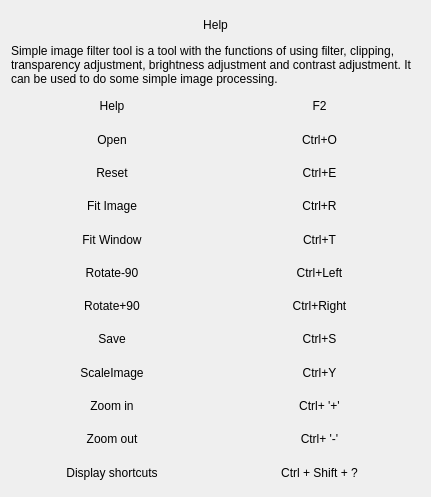
Old version of the form src/help/helpwidget.ui in the repository dependon/simple-image-filter.
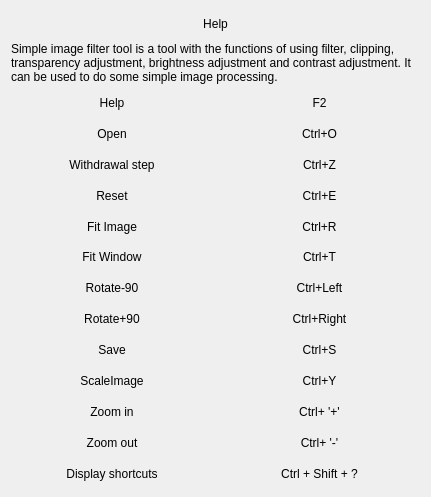
New version of the form.

Patch:
```diff
--- a/src/help/helpwidget.ui
+++ b/src/help/helpwidget.ui
@@ -85,6 +85,30 @@
      </item>
     </layout>
    </item>
+   <item>
+    <layout class="QHBoxLayout" name="horizontalLayout_13">
+     <item>
+      <widget class="QLabel" name="label_27">
+       <property name="text">
+        <string>Withdrawal step</string>
+       </property>
+       <property name="alignment">
+        <set>Qt::AlignCenter</set>
+       </property>
+      </widget>
+     </item>
+     <item>
+      <widget class="QLabel" name="label_28">
+       <property name="text">
+        <string>Ctrl+Z</string>
+       </property>
+       <property name="alignment">
+        <set>Qt::AlignCenter</set>
+       </property>
+      </widget>
+     </item>
+    </layout>
+   </item>
    <item>
     <layout class="QHBoxLayout" name="horizontalLayout_2">
      <item>
```
